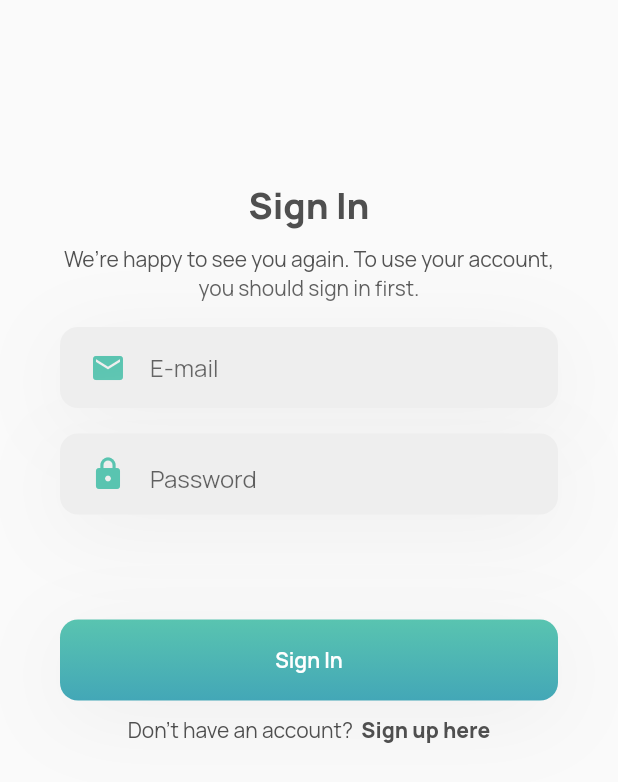
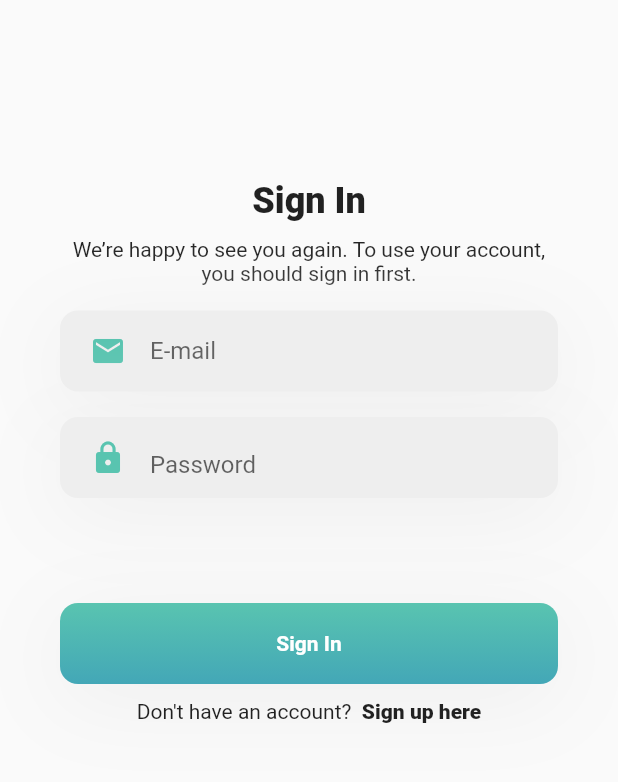
Before and after one commit to split-rex/split-rex-frontend, a Flutter app: the screen it shows after launch, after a tap on "Sign in", on a phone screen of 412 x 824 dp. Shown: the top 782 px of the screen. Run offline on Flutter 3.47's test engine with Material 2 defaults, Android fonts, the phone set to English and light mode, and no system bars; our stand-ins replace flutter_riverpod, flutter_svg, google_fonts; network calls fail.

```diff
--- a/split_rex/lib/main.dart
+++ b/split_rex/lib/main.dart
@@ -1,9 +1,10 @@
 import 'package:flutter/material.dart';
+import 'package:flutter_riverpod/flutter_riverpod.dart';
 import 'package:google_fonts/google_fonts.dart';
 import 'package:split_rex/src/features/authentication/screens/signup.dart';
 
 void main() {
-  runApp(const MyApp());
+  runApp(const ProviderScope(child: MyApp()));
 }
 
 class MyApp extends StatelessWidget {
@@ -11,16 +12,9 @@ class MyApp extends StatelessWidget {
 
   @override
   Widget build(BuildContext context) {
-    return MaterialApp(
+    return const MaterialApp(
       title: 'Flutter Demo',
-      theme: ThemeData(
-        primarySwatch: Colors.blue,
-        textTheme: GoogleFonts.manropeTextTheme().apply(
-          bodyColor: const Color(0xFF4F4F4F),
-          displayColor: const Color(0xFF4F4F4F),
-        ),
-      ),
-      home: const Scaffold(
+      home: Scaffold(
         body: SignUpScreen()
       ),
     );
--- a/split_rex/lib/src/features/authentication/providers/auth.dart
+++ b/split_rex/lib/src/features/authentication/providers/auth.dart
@@ -3,6 +3,4 @@ import 'package:flutter_riverpod/flutter_riverpod.dart';
 import '../models/auth.dart';
 import '../services/auth.dart';
 
-final userDataProvider = FutureProvider((ref) async {
-  return ref.watch(userProvider);
-});
+// final isLoggedProvider = Provider((ref) => ApiServices().isLogged);
--- a/split_rex/lib/src/features/authentication/services/auth.dart
+++ b/split_rex/lib/src/features/authentication/services/auth.dart
@@ -26,7 +26,7 @@ class ApiServices {
     }
   }
 
-  postLogin(email, pass) async {
+  Future<bool>postLogin(email, pass) async {
     Response resp = await post(
       Uri.parse("$endpoint/login"),
       headers: <String, String>{
@@ -38,7 +38,6 @@ class ApiServices {
       })
     );
     if (resp.statusCode == 202) {
-      print("sabi");
       return true;
     } else {
       throw Exception(resp.reasonPhrase);
```
Also changed, not shown: split_rex/lib/src/features/authentication/widgets/signin.dart (+7 -4 lines), split_rex/lib/src/features/authentication/widgets/signup.dart (+14 -6 lines), split_rex/lib/src/features/home/screens/home.dart (+8 -1 lines).
